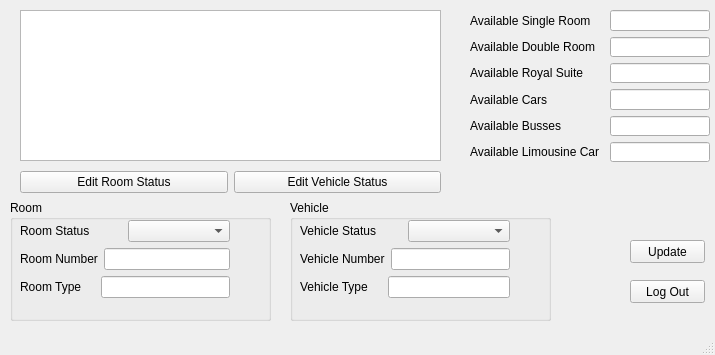
Old version of the form View/MaintenanceOrHouseKeeping/editroomstatus.ui in the repository hishamyakan/Hotel-Mangement-System.
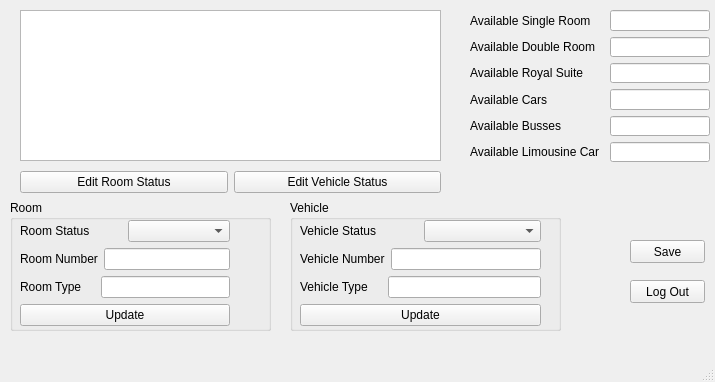
New version of the form.

Commit message: Functionality of Edit Room and Vehicle added

Diff of the .ui file:
```diff
--- a/View/MaintenanceOrHouseKeeping/editroomstatus.ui
+++ b/View/MaintenanceOrHouseKeeping/editroomstatus.ui
@@ -7,7 +7,7 @@
     <x>0</x>
     <y>0</y>
     <width>715</width>
-    <height>355</height>
+    <height>382</height>
    </rect>
   </property>
   <property name="windowTitle">
@@ -30,19 +30,19 @@
       <x>10</x>
       <y>200</y>
       <width>261</width>
-      <height>121</height>
+      <height>131</height>
      </rect>
     </property>
     <property name="title">
      <string>Room </string>
     </property>
-    <widget class="QWidget" name="">
+    <widget class="QWidget" name="layoutWidget">
      <property name="geometry">
       <rect>
        <x>10</x>
        <y>20</y>
        <width>210</width>
-       <height>80</height>
+       <height>109</height>
       </rect>
      </property>
      <layout class="QVBoxLayout" name="verticalLayout">
@@ -88,6 +88,13 @@
         </item>
        </layout>
       </item>
+      <item>
+       <widget class="QPushButton" name="UpdateRooms">
+        <property name="text">
+         <string>Update</string>
+        </property>
+       </widget>
+      </item>
      </layout>
     </widget>
    </widget>
@@ -96,8 +103,8 @@
      <rect>
       <x>290</x>
       <y>200</y>
-      <width>261</width>
-      <height>121</height>
+      <width>271</width>
+      <height>131</height>
      </rect>
     </property>
     <property name="title">
@@ -108,8 +115,8 @@
       <rect>
        <x>10</x>
        <y>20</y>
-       <width>210</width>
-       <height>80</height>
+       <width>241</width>
+       <height>109</height>
       </rect>
      </property>
      <layout class="QVBoxLayout" name="verticalLayout_2">
@@ -155,6 +162,13 @@
         </item>
        </layout>
       </item>
+      <item>
+       <widget class="QPushButton" name="UpdateVehicle">
+        <property name="text">
+         <string>Update</string>
+        </property>
+       </widget>
+      </item>
      </layout>
     </widget>
    </widget>
@@ -260,10 +274,10 @@
      </rect>
     </property>
     <property name="text">
-     <string>Update</string>
+     <string>Save</string>
     </property>
    </widget>
-   <widget class="QWidget" name="">
+   <widget class="QWidget" name="layoutWidget">
     <property name="geometry">
      <rect>
       <x>20</x>
```
Left out of the diff: 2 changed lines with no effect on the pictures. The commit also changes 28 other files.
